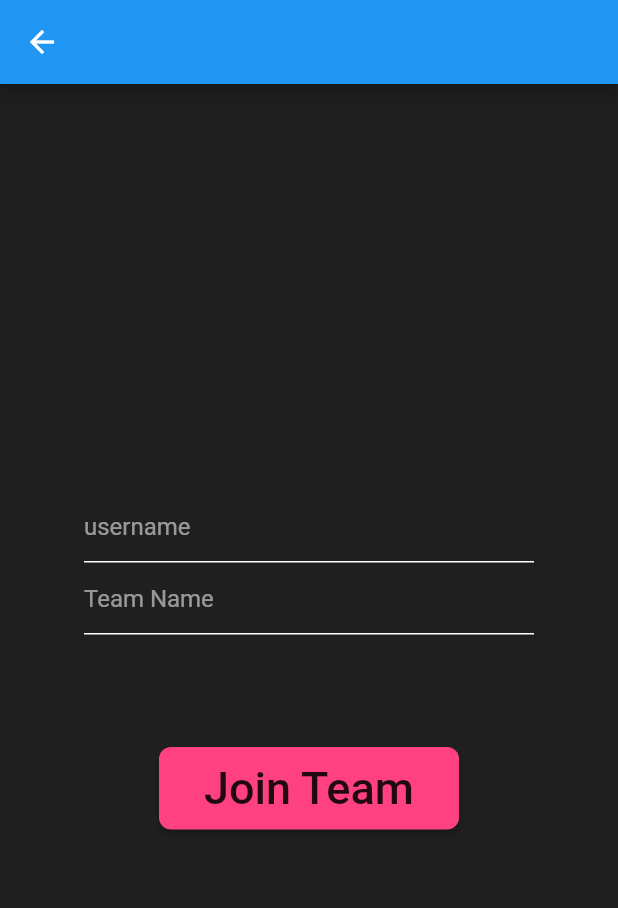
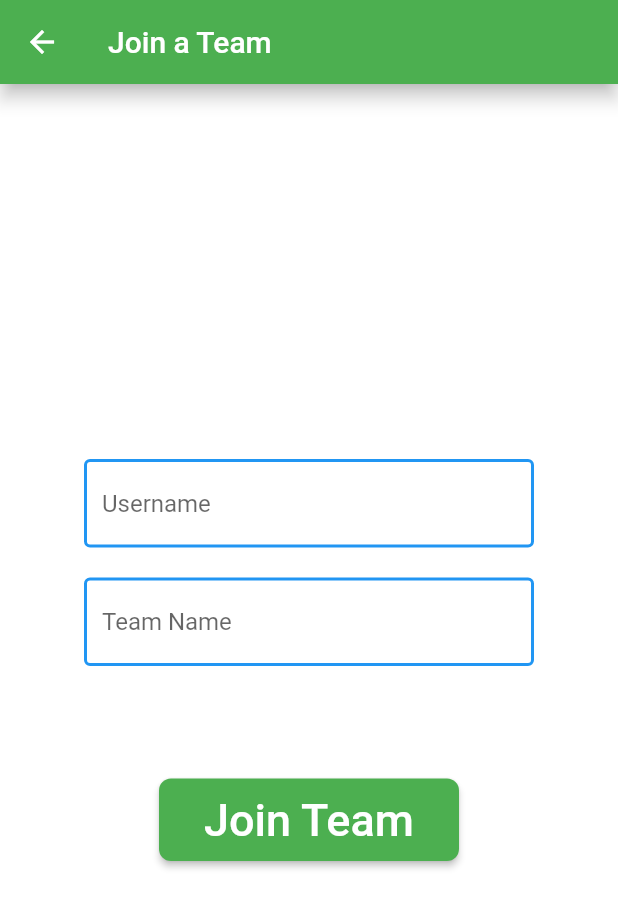
Before and after one commit to janhavitripurwar/progress_checker, a Flutter app: the screen it shows after launch, after a tap on "Join Team", on a phone screen of 412 x 824 dp. Shown: the top 908 px of the screen. Run offline on Flutter 3.47's test engine with Material 2 defaults, Android fonts, the phone set to English and light mode, and no system bars; our stand-ins replace cloud_firestore, firebase_auth, flutter_speed_dial, flutter_spinkit, shared_preferences; accounts and stored records are empty; network calls fail.

Commit message:
final version bas hogaya

```diff
--- a/lib/views/jointeam.dart
+++ b/lib/views/jointeam.dart
@@ -30,26 +30,45 @@ String _teamname;
   String _username;
   @override
   Widget build(BuildContext context) {
-    // TODO: implement build
+
+
+
     return Scaffold(
-      appBar: appBarMain(context),
-      body: Center(
+
+
+      appBar:  AppBar(
+        title: Text('Join a Team'),
+        elevation: 5.0,
+        backgroundColor: Colors.green,
+      ),
+      body:
+
+
+      Center(
+
         child: Column(
           mainAxisAlignment: MainAxisAlignment.center,
           children: <Widget>[
             Container(
+
               width: 300.0,
               child: Column(
                 children: [
                   TextFormField(
                     controller: usernameTextEditingController,
-                    decoration: textFieldInputDecoration('username'),
-                    style: simpleTextStyle(),
+                    style: TextStyle(color: Colors.black),
+                    decoration:  InputDecoration(hintText: 'Username',fillColor: Colors.white70,filled: true,
+                        enabledBorder:OutlineInputBorder(borderSide: BorderSide(color: Colors.blue ,
+                            width: 2.0)) ),
                   ),
+
+                  SizedBox(height: 20.0,),
                   TextFormField(
                     controller: joinTeamTextEditingController,
-                    decoration: textFieldInputDecoration('Team Name'),
-                    style: simpleTextStyle(),
+                    style: TextStyle(color: Colors.black),
+                    decoration:  InputDecoration(hintText: 'Team Name',fillColor: Colors.white70,filled: true,
+                        enabledBorder:OutlineInputBorder(borderSide: BorderSide(color: Colors.blue ,
+                            width: 2.0)) ),
                   ),
                 ],
               ),
@@ -71,17 +90,17 @@ String _teamname;
               },
               child: const Text(
                 "Join Team",
-                style: TextStyle(fontSize: 30.0),),
+                style: TextStyle(fontSize: 30.0,color: Colors.white),),
               padding: EdgeInsets.fromLTRB(30.0,10.0,30.0,10.0),
               shape: RoundedRectangleBorder(
                   borderRadius: BorderRadius.circular(8.0)
               ),
-              color: Colors.pinkAccent,
+              color: Colors.green,
             ),
           ],
         ),
       ),
-      backgroundColor: Color(0xff1F1F1F),
+      backgroundColor: Colors.white,
     );
   }
 }
--- a/lib/views/listmemebers.dart
+++ b/lib/views/listmemebers.dart
@@ -26,7 +26,7 @@ class _memlistState extends State<memlist> {
       appBar: AppBar(
         title: Text('Members'),
         elevation: 5.0,
-        backgroundColor: Colors.teal,
+        backgroundColor: Colors.green,
       ),
       body: Container(
         child: FutureBuilder(
@@ -35,7 +35,7 @@ class _memlistState extends State<memlist> {
               if(snapshot.connectionState == ConnectionState.waiting){
                 return Center(
                   child:SpinKitChasingDots(
-                    color: Colors.blue,
+                    color: Colors.green,
                     size: 50.0,
                   ),
                 );
--- a/lib/views/options.dart
+++ b/lib/views/options.dart
@@ -23,6 +23,7 @@ class option extends StatelessWidget {
       home: Scaffold(
         appBar: AppBar(
           title: Text('Options'),
+          backgroundColor: Colors.green,
           actions: <Widget>[
             GestureDetector(
 
@@ -64,6 +65,7 @@ class MyStatelessWidget extends StatelessWidget {
               height: 200.0,
               child: RaisedButton(
                 color: Colors.blue,
+                splashColor: Colors.green,
                 onPressed: () {
                   Navigator.push(context, MaterialPageRoute(
                       builder: (context) => createTeam()
@@ -78,6 +80,7 @@ class MyStatelessWidget extends StatelessWidget {
               height: 200.0,
               child: RaisedButton(
                   color: Colors.blue,
+                splashColor: Colors.green,
                 onPressed: () {
                   Navigator.push(context, MaterialPageRoute(
                       builder: (context) => joinTeam()
@@ -88,9 +91,10 @@ class MyStatelessWidget extends StatelessWidget {
             ),
             ButtonTheme(
               minWidth: 400.0,
-              height: 250.0,
+              height: 300.0,
               child: RaisedButton(
                 color: Colors.blue,
+                splashColor: Colors.green,
                 child: Text('My Teams', style: TextStyle(fontSize: 40.0,color: Colors.white,fontWeight: FontWeight.w900)),
                 onPressed: () {
                   Navigator.push(context, MaterialPageRoute(
--- a/lib/views/signin.dart
+++ b/lib/views/signin.dart
@@ -55,10 +55,11 @@ class _SignInState extends State<SignIn> {
   @override
   Widget build(BuildContext context) {
     return Scaffold(
-      backgroundColor: Colors.teal,
+      backgroundColor: Colors.white,
       appBar:
           AppBar(
             title: Text("Sign In"),
+            backgroundColor: Colors.green,
           ),
       body: SingleChildScrollView(
         child: Container(
@@ -104,7 +105,7 @@ class _SignInState extends State<SignIn> {
                   alignment: Alignment.centerRight,
                   child: Container(
                     padding: EdgeInsets.symmetric(horizontal: 16,vertical: 8),
-                    child: Text('Forget Password?',style: simpleTextStyle(),),
+                    child: Text('Forget Password?',style:TextStyle(color: Colors.black)),
                   ),
                 ),
                 SizedBox(height: 8,),
@@ -125,14 +126,14 @@ class _SignInState extends State<SignIn> {
                       ),
                       borderRadius: BorderRadius.circular(30)
                     ),
-                    child: Text('Sign In',style: mediumTextStyle(),),
+                    child: Text('Sign In',style:TextStyle(color: Colors.white,fontSize: 20.0,fontWeight: FontWeight.w600)),
                   ),
                 ),
                 SizedBox(height: 8,),
                 Row(
                   mainAxisAlignment: MainAxisAlignment.center,
                   children: <Widget>[
-                    Text("Don't have an account? ", style: mediumTextStyle()),
+                    Text("Don't have an account? ", style: TextStyle(color: Colors.black)),
                     GestureDetector(
                       onTap: (){
                         widget.toggle();
@@ -140,7 +141,7 @@ class _SignInState extends State<SignIn> {
                       child: Container(
                           padding: EdgeInsets.symmetric(vertical: 8),
                         child: Text("Register now", style: TextStyle(
-                            color : Colors.white,
+                            color : Colors.teal,
                             fontSize: 17,
                           decoration: TextDecoration.underline
                         )),
```
Also changed, not shown: lib/views/createteam.dart (+17 -8 lines), lib/views/myteams.dart (+4 -4 lines), lib/views/signup.dart (+20 -11 lines).
